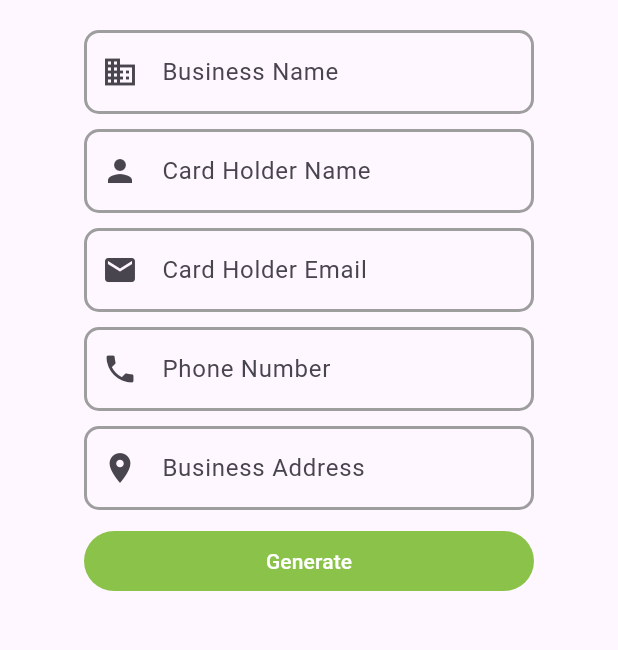
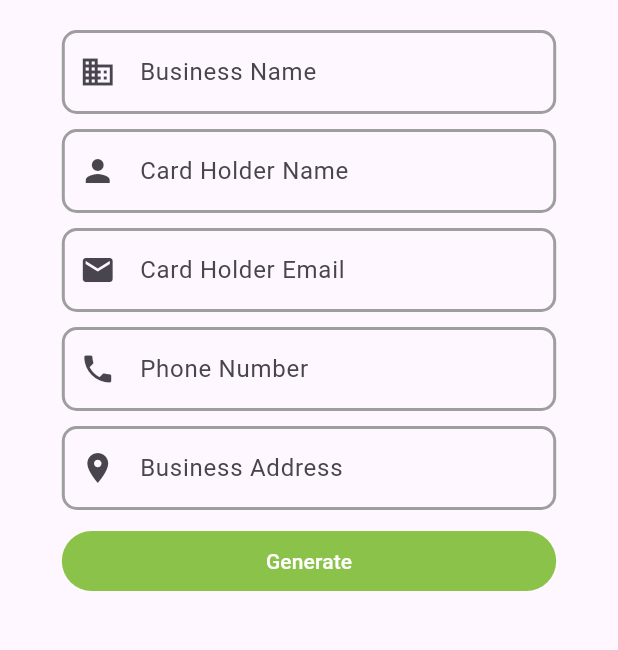
Before and after one commit to mehedi-softdev/business_card_generator, a Flutter app: the screen it shows after launch, on a phone screen of 412 x 824 dp, the part 84-734 px from its top. Run offline on Flutter 3.47's test engine with Material 3 defaults, Android fonts, the phone set to English and light mode, and no system bars.

Commit message:
made ui screen more responsive

```diff
--- a/lib/pages/business_card_info.dart
+++ b/lib/pages/business_card_info.dart
@@ -94,6 +94,9 @@ class _CardInfoDesignState extends State<CardInfoDesign> {
 
   @override
   Widget build(BuildContext context) {
+    final screenWidth = MediaQuery.of(context).size.width;
+    final itemWidth = screenWidth > 600 ? 400.0 : screenWidth * 0.8;
+
     return SingleChildScrollView(
       child: Center(
         child: Container(
@@ -102,7 +105,7 @@ class _CardInfoDesignState extends State<CardInfoDesign> {
             children: [
               // error message box
               if(!_isValid) SizedBox(
-                width: 300,
+                width: itemWidth,
                 child: Center(
                   child: Text(
                     _errorMessage,
@@ -117,7 +120,7 @@ class _CardInfoDesignState extends State<CardInfoDesign> {
               // Business Name Field
               Container(
                 margin: const EdgeInsets.all(5.0),
-                width: 300,
+                width: itemWidth,
                 child: TextField(
                   controller: _businessNameText,
                   keyboardType: TextInputType.text,
@@ -144,7 +147,7 @@ class _CardInfoDesignState extends State<CardInfoDesign> {
               // Card Holder Name Field
               Container(
                 margin: const EdgeInsets.all(5.0),
-                width: 300,
+                width: itemWidth,
                 child: TextField(
                   controller: _cardHolderNameText,
                   keyboardType: TextInputType.text,
@@ -171,7 +174,7 @@ class _CardInfoDesignState extends State<CardInfoDesign> {
               // Card Holder Email Field
               Container(
                 margin: const EdgeInsets.all(5.0),
-                width: 300,
+                width: itemWidth,
                 child: TextField(
                   controller: _cardHolderEmailText,
                   keyboardType: TextInputType.emailAddress,
@@ -198,7 +201,7 @@ class _CardInfoDesignState extends State<CardInfoDesign> {
               // Card Holder Contact Number Field
               Container(
                 margin: const EdgeInsets.all(5.0),
-                width: 300,
+                width: itemWidth,
                 child: TextField(
                   controller: _contactNumberText,
                   keyboardType: TextInputType.phone,
@@ -225,7 +228,7 @@ class _CardInfoDesignState extends State<CardInfoDesign> {
               // Business Address Field
               Container(
                 margin: const EdgeInsets.all(5.0),
-                width: 300,
+                width: itemWidth,
                 child: TextField(
                   controller: _addressText,
                   keyboardType: TextInputType.text,
@@ -252,7 +255,7 @@ class _CardInfoDesignState extends State<CardInfoDesign> {
               // Form Buttons area
               Container(
                 margin: const EdgeInsets.all(5.0),
-                width: 300,
+                width: itemWidth,
                 child: FilledButton(
                   style: FilledButton.styleFrom(
                     backgroundColor: Colors.lightGreen,
```
